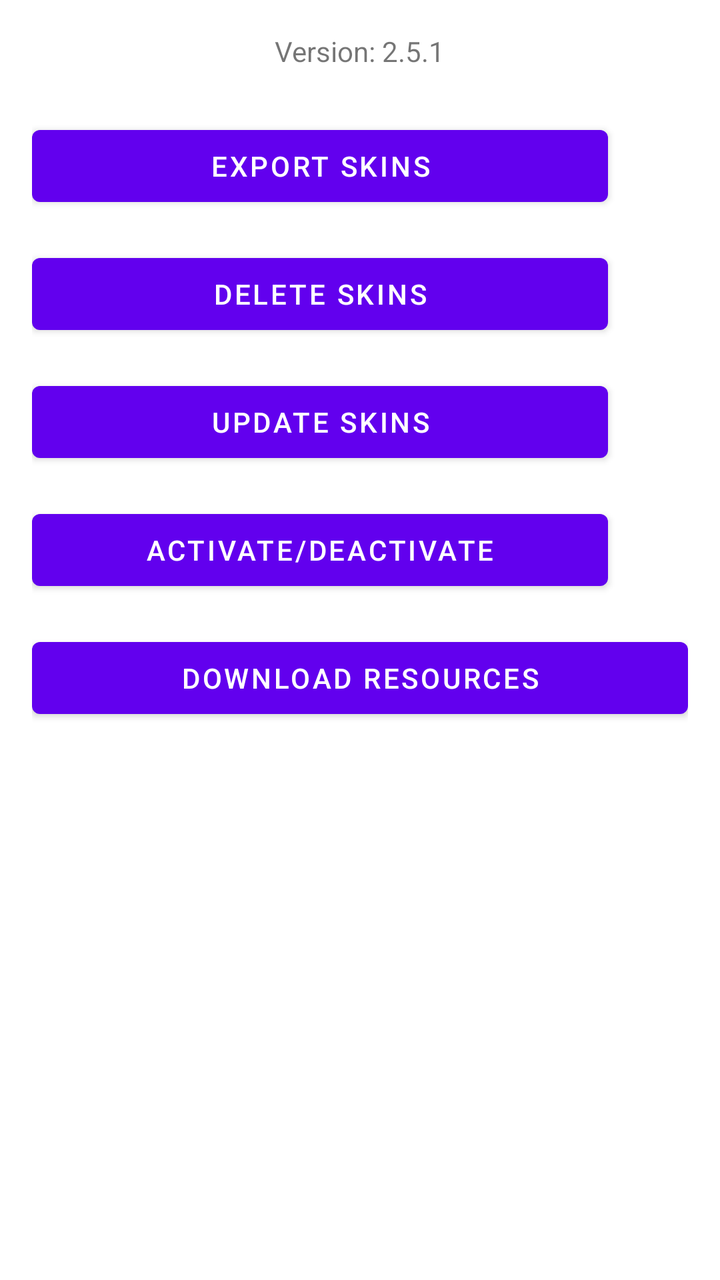
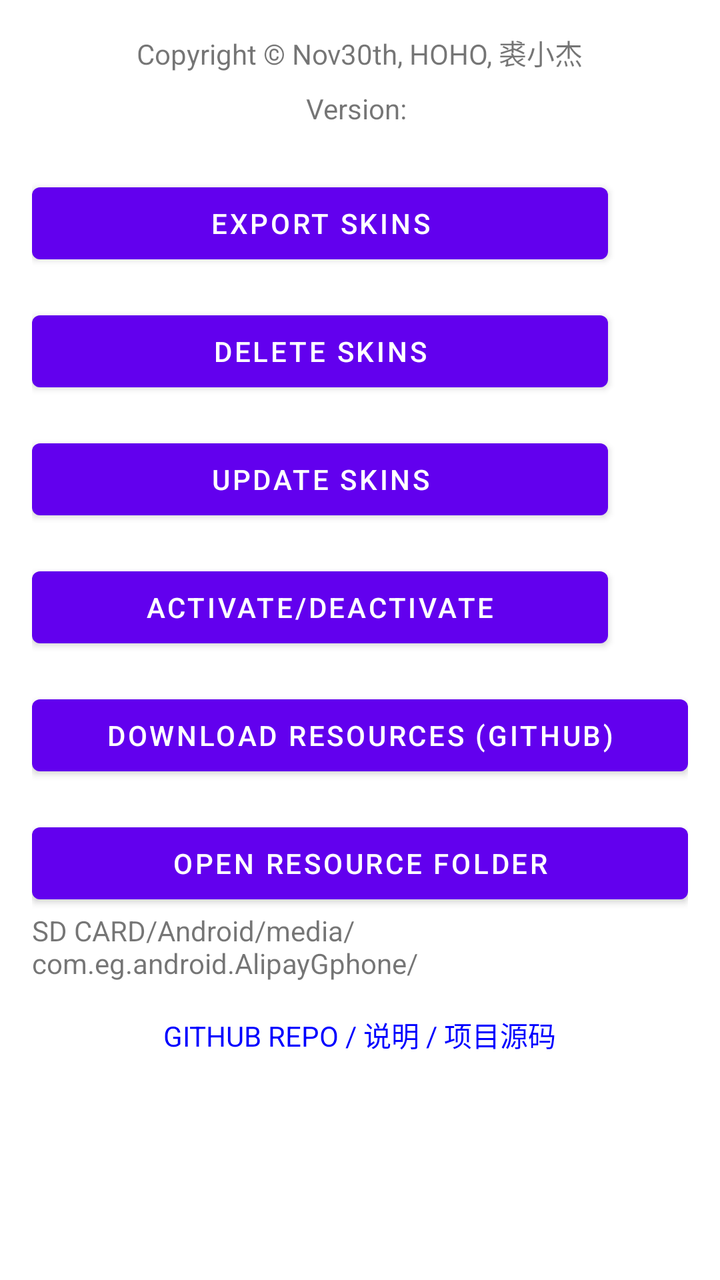

Before-and-after screenshots of an Android layout around one commit, followed by the original layout XML and the change that was made.
<!-- AndroidManifest.xml: fallback theme Theme.MaterialComponents.DayNight.NoActionBar -->
<!-- res/layout/activity_main.xml -->
<?xml version="1.0" encoding="utf-8"?>
<LinearLayout xmlns:android="http://schemas.android.com/apk/res/android"
    android:layout_width="match_parent"
    android:layout_height="match_parent"
    android:orientation="vertical"
    android:padding="16dp">

    <TextView
        android:id="@+id/tvVersion"
        android:layout_width="wrap_content"
        android:layout_height="wrap_content"
        android:layout_gravity="center_horizontal"
        android:text="Version: 2.5.1"
        android:layout_marginBottom="24dp"/>

    <LinearLayout
        android:layout_width="match_parent"
        android:layout_height="wrap_content"
        android:orientation="horizontal"
        android:layout_marginBottom="16dp">

        <Button
            android:id="@+id/btnExport"
            android:layout_width="0dp"
            android:layout_height="wrap_content"
            android:layout_weight="1"
            android:text="Export Skins"/>

        <ImageView
            android:id="@+id/ivExportStatus"
            android:layout_width="24dp"
            android:layout_height="24dp"
            android:layout_gravity="center_vertical"
            android:layout_marginLeft="16dp"/>
    </LinearLayout>

    <LinearLayout
        android:layout_width="match_parent"
        android:layout_height="wrap_content"
        android:orientation="horizontal"
        android:layout_marginBottom="16dp">

        <Button
            android:id="@+id/btnDelete"
            android:layout_width="0dp"
            android:layout_height="wrap_content"
            android:layout_weight="1"
            android:text="Delete Skins"/>

        <ImageView
            android:id="@+id/ivDeleteStatus"
            android:layout_width="24dp"
            android:layout_height="24dp"
            android:layout_gravity="center_vertical"
            android:layout_marginLeft="16dp"/>
    </LinearLayout>

    <LinearLayout
        android:layout_width="match_parent"
        android:layout_height="wrap_content"
        android:orientation="horizontal"
        android:layout_marginBottom="16dp">

        <Button
            android:id="@+id/btnUpdate"
            android:layout_width="0dp"
            android:layout_height="wrap_content"
            android:layout_weight="1"
            android:text="Update Skins"/>

        <ImageView
            android:id="@+id/ivUpdateStatus"
            android:layout_width="24dp"
            android:layout_height="24dp"
            android:layout_gravity="center_vertical"
            android:layout_marginLeft="16dp"/>
    </LinearLayout>

    <LinearLayout
        android:layout_width="match_parent"
        android:layout_height="wrap_content"
        android:orientation="horizontal">

        <Button
            android:id="@+id/btnActivate"
            android:layout_width="0dp"
            android:layout_height="wrap_content"
            android:layout_weight="1"
            android:text="Activate/Deactivate"/>

        <ImageView
            android:id="@+id/ivActivateStatus"
            android:layout_width="24dp"
            android:layout_height="24dp"
            android:layout_gravity="center_vertical"
            android:layout_marginLeft="16dp"/>
    </LinearLayout>

    <LinearLayout
        android:layout_width="match_parent"
        android:layout_height="wrap_content"
        android:orientation="horizontal"
        android:layout_marginTop="16dp">

        <Button
            android:id="@+id/btnDownload"
            android:layout_width="0dp"
            android:layout_height="wrap_content"
            android:layout_weight="1"
            android:text="Download Resources"/>

        <ProgressBar
            android:id="@+id/progressBar"
            style="?android:attr/progressBarStyleHorizontal"
            android:layout_width="0dp"
            android:layout_height="wrap_content"
            android:layout_weight="1"
            android:layout_gravity="center_vertical"
            android:visibility="gone"/>
    </LinearLayout>

</LinearLayout>
<!-- resources referenced by this layout -->
<resources>

</resources>

<!-- the commit's change to res/layout/activity_main.xml (unified diff, before → after) -->
@@ -6,12 +6,21 @@
     android:padding="16dp">
 
     <TextView
+    android:layout_width="wrap_content"
+    android:layout_height="wrap_content"
+    android:layout_gravity="center_horizontal"
+    android:text="Copyright © Nov30th, HOHO, 裘小杰"
+    android:layout_marginBottom="8dp"/>
+
+    <TextView
         android:id="@+id/tvVersion"
         android:layout_width="wrap_content"
         android:layout_height="wrap_content"
         android:layout_gravity="center_horizontal"
-        android:text="Version: 2.5.1"
+        android:text="Version: "
         android:layout_marginBottom="24dp"/>
+
+    
 
     <LinearLayout
         android:layout_width="match_parent"
@@ -107,7 +116,7 @@
             android:layout_width="0dp"
             android:layout_height="wrap_content"
             android:layout_weight="1"
-            android:text="Download Resources"/>
+            android:text="Download Resources (Github)" />
 
         <ProgressBar
             android:id="@+id/progressBar"
@@ -119,4 +128,30 @@
             android:visibility="gone"/>
     </LinearLayout>
 
+    
+    <Button
+    android:id="@+id/btnOpenResourceFolder"
+    android:layout_width="match_parent"
+    android:layout_height="wrap_content"
+    android:text="Open Resource Folder"
+    android:layout_marginTop="16dp"/>
+
+    
+    <TextView
+        android:id="@+id/textView"
+        android:layout_width="match_parent"
+        android:layout_height="wrap_content"
+        android:text="SD CARD/Android/media/com.eg.android.AlipayGphone/" />
+
+    <TextView
+        android:id="@+id/tvGithubLink"
+        android:layout_width="wrap_content"
+        android:layout_height="wrap_content"
+        android:text="GITHUB REPO / 说明 / 项目源码"
+        android:textColor="#0000FF"
+        android:layout_gravity="center_horizontal"
+        android:layout_marginTop="16dp"
+        android:clickable="true"
+        android:focusable="true"/>
+
 </LinearLayout>
